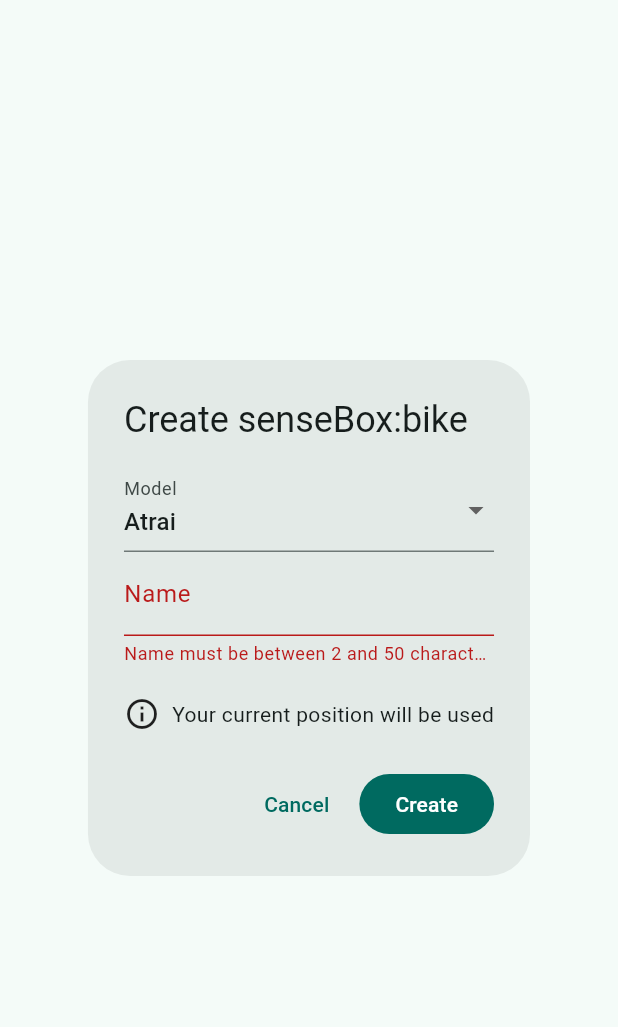
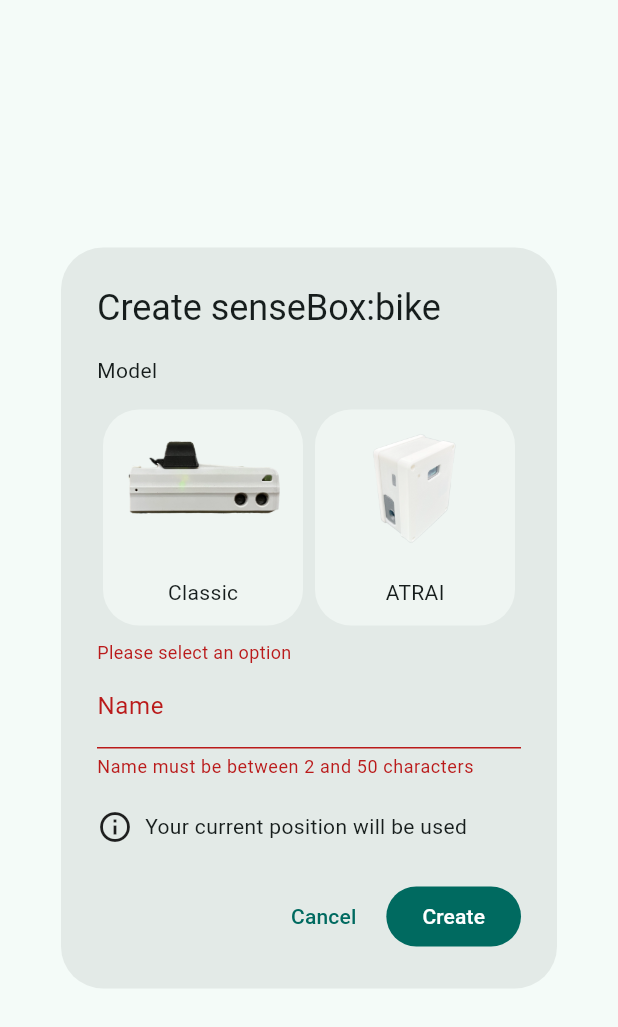
Before and after one commit to reedu-reengineering-education/sensebox-bike-flutter, a Flutter app: the CreateBikeBoxDialog widget shown alone on an empty page, opened directly, after a tap on "Create", on a phone screen of 412 x 824 dp. Shown: the top 1027 px of the screen. Run offline on Flutter 3.47's test engine with Material 3 defaults, Android fonts, the phone set to English and light mode, and no system bars; our stand-ins replace cached_network_image, csv, device_info_plus, fl_chart, flutter_blue_plus, flutter_dotenv and 8 more; missing offline and left inert: google_polyline_algorithm, mapbox_maps_flutter, turf; accounts and stored records are empty; generated files the repository leaves out were written again.

Commit message:
feat: show model images for device creation

```diff
--- a/lib/services/opensensemap_service.dart
+++ b/lib/services/opensensemap_service.dart
@@ -3,7 +3,7 @@ import 'dart:convert';
 import 'package:shared_preferences/shared_preferences.dart';
 import 'dart:async';
 
-enum SenseBoxBikeModel { defaultModel, atrai }
+enum SenseBoxBikeModel { classic, atrai }
 
 class OpenSenseMapService {
   static const String _baseUrl = 'https://api.opensensemap.org';
@@ -181,7 +181,7 @@ class OpenSenseMapService {
 
   // Define the available sensors for each model
   final Map<SenseBoxBikeModel, List<dynamic>> sensors = {
-    SenseBoxBikeModel.defaultModel: [
+    SenseBoxBikeModel.classic: [
       {
         "id": "0",
         "icon": 'osem-thermometer',
@@ -375,14 +375,14 @@ class OpenSenseMapService {
     double longitude,
     double latitude, {
     List<String>? grouptags,
-    SenseBoxBikeModel model = SenseBoxBikeModel.defaultModel,
+    SenseBoxBikeModel model = SenseBoxBikeModel.classic,
   }) {
     final baseProperties = {
       'name': name,
       'exposure': 'mobile',
       'location': [latitude, longitude],
-      'grouptag':
-          grouptags ?? ['bike', if (model == SenseBoxBikeModel.atrai) 'atrai'],
+      'grouptag': grouptags ??
+          ['bike', model == SenseBoxBikeModel.classic ? 'classic' : 'atrai'],
     };
 
     return {
--- /dev/null
+++ b/lib/ui/widgets/form/image_select_form_field.dart
@@ -0,0 +1,102 @@
+import 'package:flutter/material.dart';
+
+class ImageSelectFormField<T> extends FormField<T> {
+  ImageSelectFormField({
+    super.key,
+    required List<ImageSelectItem> items,
+    required ImageSelectController controller,
+    super.onSaved,
+    super.validator,
+    T? initialValue,
+    bool autovalidate = false,
+    required String label,
+  }) : super(
+          initialValue: controller.selectedValue,
+          autovalidateMode: autovalidate
+              ? AutovalidateMode.always
+              : AutovalidateMode.disabled,
+          builder: (FormFieldState<T> state) {
+            BuildContext context = state.context;
+
+            return Column(
+              crossAxisAlignment: CrossAxisAlignment.start,
+              children: [
+                Text(label),
+                const SizedBox(height: 12),
+                Row(
+                  children: items.map((item) {
+                    bool isSelected = controller.selectedValue == item.value;
+                    return Expanded(
+                      child: GestureDetector(
+                        onTap: () {
+                          controller.select(item.value);
+                          state.didChange(
+                              item.value); // Update the form field state
+                        },
+                        child: Card(
+                          elevation: 0,
+                          shape: RoundedRectangleBorder(
+                            side: BorderSide(
+                              color: isSelected
+                                  ? Theme.of(context).colorScheme.primary
+                                  : Colors.transparent,
+                              width: isSelected ? 2 : 0,
+                            ),
+                            borderRadius: BorderRadius.circular(24),
+                          ),
+                          child: Column(
+                            children: [
+                              Image.asset(
+                                item.imagePath,
+                                height: 100,
+                                fit: BoxFit.cover,
+                              ),
+                              const SizedBox(height: 12),
+                              Text(item.label),
+                              const SizedBox(height: 12),
+                            ],
+                          ),
+                        ),
+                      ),
+                    );
+                  }).toList(),
+                ),
+                if (state.hasError)
+                  Padding(
+                    padding: const EdgeInsets.only(top: 5),
+                    child: Text(
+                      state.errorText ?? '',
+                      style: TextStyle(
+                          color: Theme.of(context).colorScheme.error,
+                          fontSize: 12),
+                    ),
+                  ),
+              ],
+            );
+          },
+        );
+}
+
+class ImageSelectItem<T> {
+  final T value;
+  final String label;
+  final String imagePath;
+
+  ImageSelectItem({
+    required this.value,
+    required this.label,
+    required this.imagePath,
+  });
+}
+
+class ImageSelectController<T> extends ValueNotifier<T?> {
+  ImageSelectController({T? initialValue}) : super(initialValue);
+
+  // Getter to retrieve the current selected value
+  T? get selectedValue => value;
+
+  // Method to set the selected value
+  void select(T newValue) {
+    value = newValue;
+  }
+}
--- a/lib/ui/widgets/opensensemap/create_bike_box_dialog.dart
+++ b/lib/ui/widgets/opensensemap/create_bike_box_dialog.dart
@@ -3,6 +3,7 @@ import 'package:provider/provider.dart';
 import 'package:sensebox_bike/blocs/geolocation_bloc.dart';
 import 'package:sensebox_bike/blocs/opensensemap_bloc.dart';
 import 'package:sensebox_bike/services/opensensemap_service.dart';
+import 'package:sensebox_bike/ui/widgets/form/image_select_form_field.dart';
 
 class CreateBikeBoxDialog extends StatefulWidget {
   const CreateBikeBoxDialog({super.key});
@@ -14,7 +15,8 @@ class CreateBikeBoxDialog extends StatefulWidget {
 class _CreateBikeBoxDialogState extends State<CreateBikeBoxDialog> {
   final _formKey = GlobalKey<FormState>();
   final _nameController = TextEditingController();
-  String _selectedModel = 'atrai';
+  final _modelController = ImageSelectController<SenseBoxBikeModel>();
+
   bool _loading = false;
 
   Future<void> _submitForm() async {
@@ -29,13 +31,15 @@ class _CreateBikeBoxDialogState extends State<CreateBikeBoxDialog> {
 
         final position = await geolocationBloc.getCurrentLocation();
 
+        if (_modelController.value == null) {
+          throw 'Please select a model';
+        }
+
         await opensensemapBloc.createSenseBoxBike(
           _nameController.text,
           position.latitude,
           position.longitude,
-          _selectedModel == "default"
-              ? SenseBoxBikeModel.defaultModel
-              : SenseBoxBikeModel.atrai,
+          _modelController.value ?? SenseBoxBikeModel.classic,
         );
 
         await opensensemapBloc.fetchSenseBoxes();
@@ -78,20 +82,27 @@ class _CreateBikeBoxDialogState extends State<CreateBikeBoxDialog> {
           key: _formKey,
           child: Column(
             children: [
-              DropdownButtonFormField<String>(
-                value: _selectedModel,
-                decoration: const InputDecoration(labelText: 'Model'),
-                items: const [
-                  DropdownMenuItem(value: 'default', child: Text('Default')),
-                  DropdownMenuItem(value: 'atrai', child: Text('Atrai')),
+              ImageSelectFormField(
+                controller: _modelController,
+                label: 'Model',
+                items: [
+                  ImageSelectItem(
+                    value: SenseBoxBikeModel.classic,
+                    label: 'Classic',
+                    imagePath: 'assets/images/sensebox_bike_classic.webp',
+                  ),
+                  ImageSelectItem(
+                    value: SenseBoxBikeModel.atrai,
+                    label: 'ATRAI',
+                    imagePath: 'assets/images/sensebox_bike_atrai.webp',
+                  ),
                 ],
-                onChanged: (value) {
-                  setState(() {
-                    _selectedModel = value!;
-                  });
+                validator: (value) {
+                  if (value == null) {
+                    return 'Please select an option';
+                  }
+                  return null;
                 },
-                validator: (value) =>
-                    value == null ? 'Please select a model' : null,
               ),
               TextFormField(
                 controller: _nameController,
--- a/lib/ui/widgets/opensensemap/sensebox_selection.dart
+++ b/lib/ui/widgets/opensensemap/sensebox_selection.dart
@@ -106,9 +106,7 @@ class _SenseBoxSelectionWidgetState extends State<SenseBoxSelectionWidget> {
                       ? Wrap(
                           spacing: 8,
                           children: senseBox.grouptag!
-                              .map((tag) => Badge(
-                                  label: Text(tag),
-                                  backgroundColor: Colors.primaries.first))
+                              .map((tag) => Badge(label: Text(tag)))
                               .toList(),
                         )
                       : null,
--- a/pubspec.yaml
+++ b/pubspec.yaml
@@ -99,6 +99,8 @@ flutter:
   assets:
     - .env
     - assets/images/sensebox_bike_logo.svg
+    - assets/images/sensebox_bike_classic.webp
+    - assets/images/sensebox_bike_atrai.webp
   #   - images/a_dot_ham.jpeg
 
   # An image asset can refer to one or more resolution-specific "variants", see
```
Also changed, not shown: assets/images/sensebox_bike_atrai.webp (added), assets/images/sensebox_bike_classic.webp (added).
